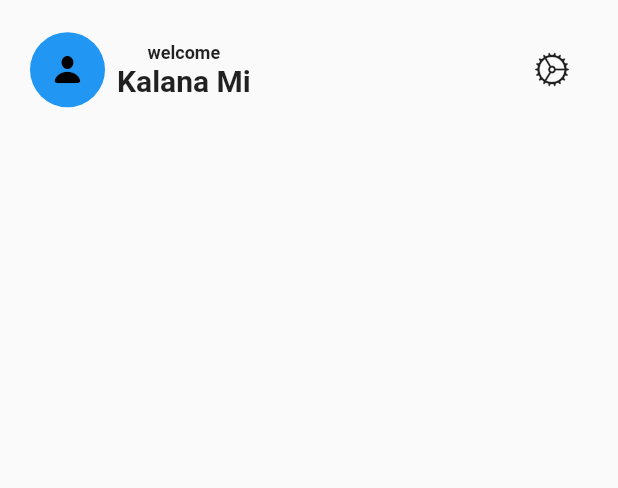
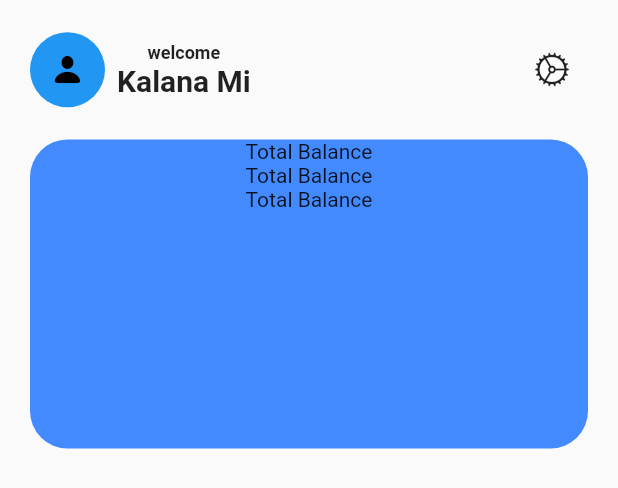
Before and after one commit to kalana-mihiranga/ExpenseWise, a Flutter app: the MainScreen widget shown alone on an empty page, opened directly, on a phone screen of 412 x 824 dp. Shown: the top 488 px of the screen. Run offline on Flutter 3.47's test engine with Material 2 defaults, Android fonts, the phone set to English and light mode, and no system bars.

Commit message:
feat:main screen

```diff
--- a/lib/screens/home/views/main_screen.dart
+++ b/lib/screens/home/views/main_screen.dart
@@ -9,14 +9,13 @@ class MainScreen extends StatelessWidget {
     return SafeArea(
       child: Padding(
         padding: const EdgeInsets.all(20.0),
-        child: Column(
+        child:
+        Column(
           children: [
             Container(
 
-              child:
-              Row(
+              child: Row(
                   mainAxisAlignment: MainAxisAlignment.spaceBetween,
-
                   children: [
                     Row(
                       children: [
@@ -33,19 +32,21 @@ class MainScreen extends StatelessWidget {
                               CupertinoIcons.person_fill,
                               color: Colors.black,
                             ),
-
                           ],
-                    ), Padding(
+                        ),
+                        Padding(
                           padding: const EdgeInsets.all(8.0),
                           child: Column(
                             children: [
                               Text(
                                 "welcome",
-                                style: TextStyle(fontSize: 12, fontWeight: FontWeight.w600),
+                                style: TextStyle(
+                                    fontSize: 12, fontWeight: FontWeight.w600),
                               ),
                               Text(
                                 "Kalana Mi",
-                                style: TextStyle(fontSize: 20, fontWeight: FontWeight.bold),
+                                style: TextStyle(
+                                    fontSize: 20, fontWeight: FontWeight.bold),
                               ),
                             ],
                           ),
@@ -56,14 +57,8 @@ class MainScreen extends StatelessWidget {
                       width: 8,
                     ),
                     Container(
-
-
                       child: Row(
-
-
-
                         children: [
-
                           Column(
                             children: [
                               IconButton(
@@ -74,12 +69,39 @@ class MainScreen extends StatelessWidget {
                           )
                         ],
                       ),
+
+                    ),
+              ]),
+
+            ),
+            SizedBox(height: 20,),
+            Container(
+              width: MediaQuery.of(context).size.width,
+              height:MediaQuery.of(context).size.width/2,
+              decoration: BoxDecoration(
+                color: Colors.blueAccent,
+                borderRadius: BorderRadius.circular(25)
               ),
 
-              ]),
+              child: Column(
+                children: [
+                  Text(
+                    "Total Balance"
                   ),
+                  Text(
+                      "Total Balance"
+                  ),
+                  Text(
+                      "Total Balance"
+                  )
+                ],
+
+              ),
+
+            )
           ],
         ),
+
       ),
     );
   }
```
Lines whose indentation alone changed are shown as unchanged.
